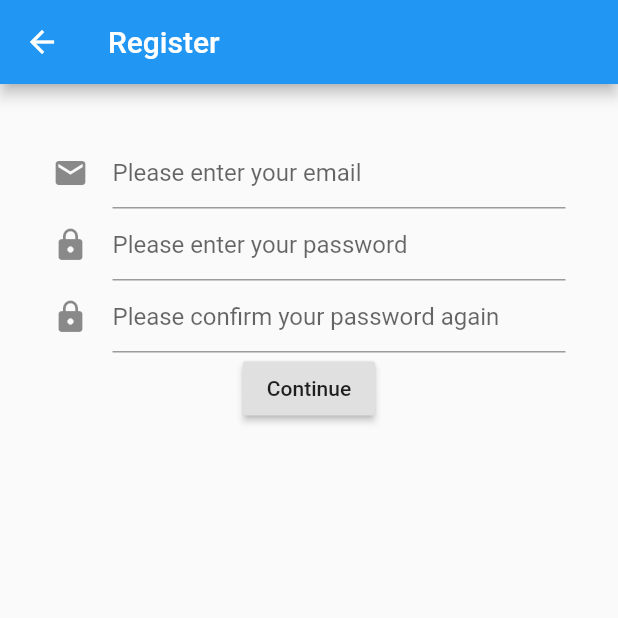
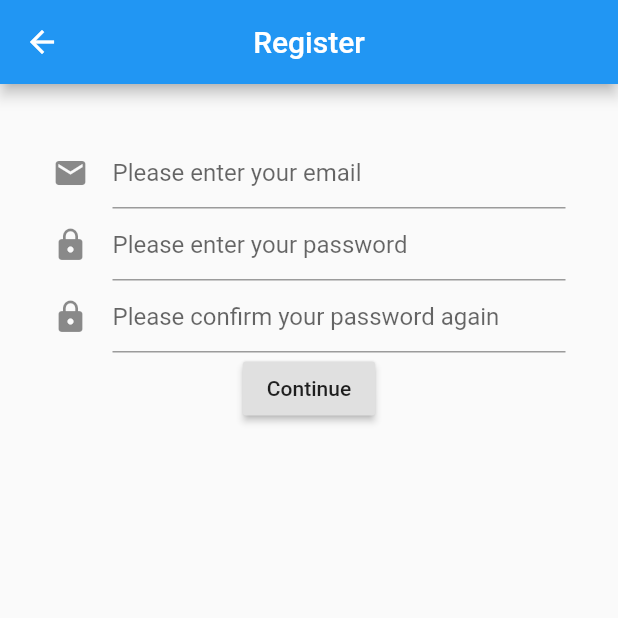
Before and after one commit to Dumpkung/-utter_assignment, a Flutter app: the Registerpage screen opened directly, on a phone screen of 412 x 824 dp, the top half of it. Run offline on Flutter 3.47's test engine with Material 2 defaults, Android fonts, the phone set to English and light mode, and no system bars.

Commit message:
fix center of register appbar

```diff
--- a/lib/insert/registerpage.dart
+++ b/lib/insert/registerpage.dart
@@ -22,7 +22,8 @@ class Registerwork extends State<Registerpage> {
     return Scaffold(
       key: _scaffoldKey,
       appBar: AppBar(
-          title: Text("Register"),
+          centerTitle: true ,
+          title: new Text("Register"),
       ),
       body: Form(
          key: _formKey,
```
